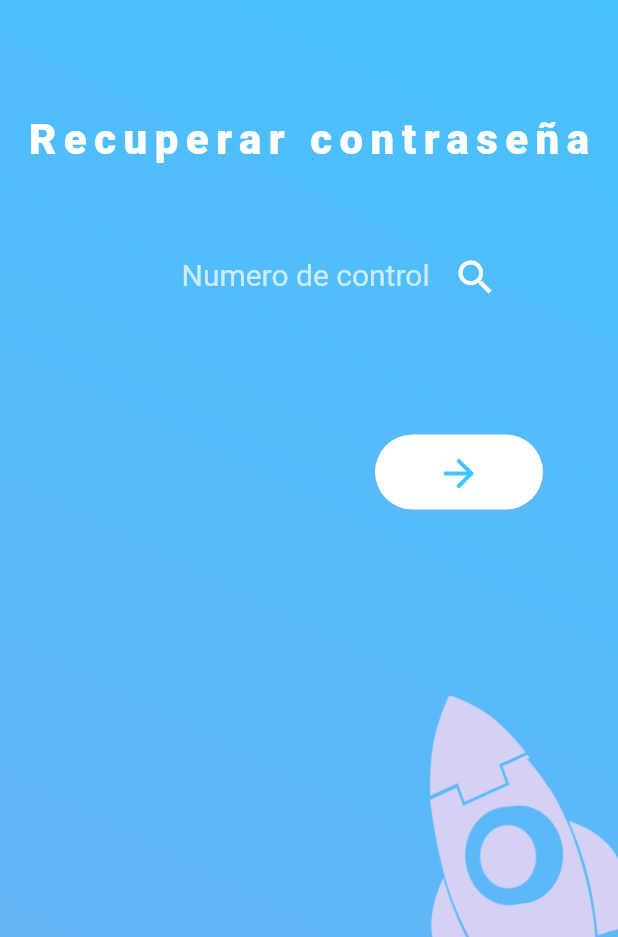
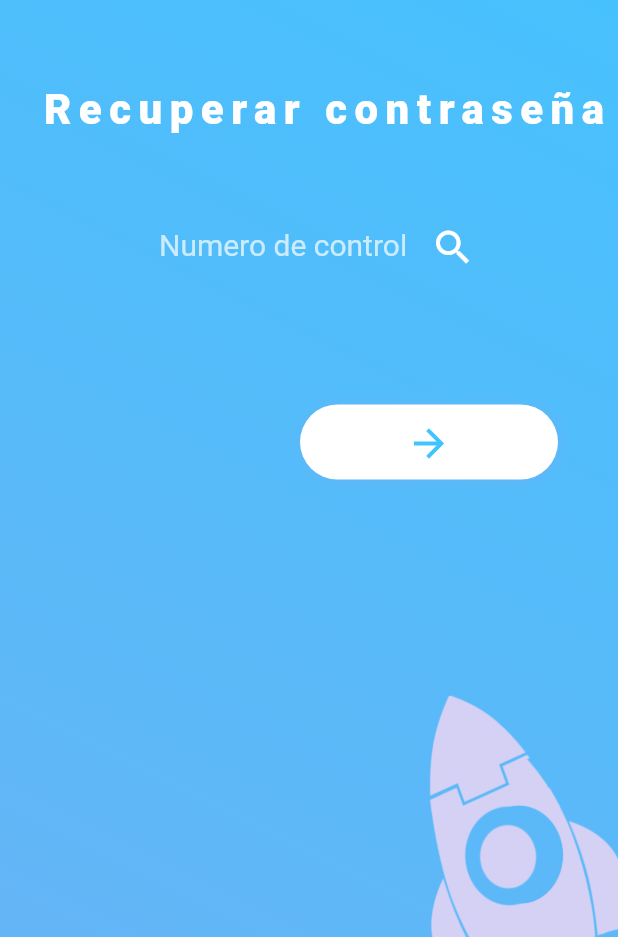
Before and after one commit to Joaquin4562/talent_top, a Flutter app: the NewUser screen opened by its route, after a tap on "Inicia sesión", after a tap on "Recuperar contraseña.", on a phone screen of 412 x 824 dp, the part 299-1236 px from its top. Run offline on Flutter 3.47's test engine with Material 2 defaults, Android fonts, the phone set to English and light mode, and no system bars; our stand-ins replace fluttertoast, shared_preferences, simple_animations; accounts and stored records are empty; network calls fail; statements that could not run were skipped.

Commit message:
pantallas responsive

```diff
--- a/lib/widgets/widgets_horarios_page/heatText_horarios.dart
+++ b/lib/widgets/widgets_horarios_page/heatText_horarios.dart
@@ -33,7 +33,7 @@ class HeadTextHorarios extends StatelessWidget {
                     margin: EdgeInsets.only(left: 22),
                     child: Text(
                       "Selecciona tus talleres o conferencias",
-                      style: TextStyle(fontSize: height < 600 ? 14:16, color: Colors.white),
+                      style: TextStyle(fontSize: height < 600 || MediaQuery.of(context).size.width < 400  ? 14:16, color: Colors.white),
                     ),
                   ),
                 ],
--- a/lib/widgets/widgets_recuperar_page/boton_recuperar.dart
+++ b/lib/widgets/widgets_recuperar_page/boton_recuperar.dart
@@ -14,7 +14,7 @@ class _BotonRecuperarState extends State<BotonRecuperar> {
   @override
   Widget build(BuildContext context) {
     return Padding(
-      padding: const EdgeInsets.only(top: 40, right: 50, left: 250),
+      padding: const EdgeInsets.only(top: 40, right: 40, left: 200),
       child: Container(
         alignment: Alignment.bottomCenter,
         height: 50,
--- a/lib/widgets/widgets_recuperar_page/header_text_recuperar.dart
+++ b/lib/widgets/widgets_recuperar_page/header_text_recuperar.dart
@@ -9,7 +9,7 @@ class _HeaderTextRecuperarState extends State<HeaderTextRecuperar> {
   @override
   Widget build(BuildContext context) {
     return Padding(
-      padding: const EdgeInsets.only(top: 70, left: 0),
+      padding: const EdgeInsets.only(top: 50, left: 20),
       child: RotatedBox(
           quarterTurns: 0,
           child: Text(
--- a/lib/widgets/widgets_recuperar_page/input_numero_control.dart
+++ b/lib/widgets/widgets_recuperar_page/input_numero_control.dart
@@ -17,7 +17,7 @@ class InputNumeroControlState extends State<InputNumeroControl> {
     return Padding(
       padding: const EdgeInsets.only(
         top: 10,
-        left: 50,
+        left: 20,
       ),
       child: Container(
         height: 60,
--- a/lib/widgets/widgets_register_page/newNumeroC.dart
+++ b/lib/widgets/widgets_register_page/newNumeroC.dart
@@ -32,7 +32,7 @@ class _NewNCState extends State<NewNC> {
       padding: const EdgeInsets.only(top: 10, left: 50,),
       child: Container(
         height: 77,
-        width: 220,
+        width: 180,
           child: TextField(
             enabled: _enableInput,
             maxLength: 9,
@@ -45,13 +45,23 @@ class _NewNCState extends State<NewNC> {
               helperText: _ayudaNC,
               helperStyle: TextStyle(color: Colors.red),
               border: InputBorder.none,
-              suffixIcon: FlatButton(
-                child: Icon(
-                  Icons.search,
-                  color: Colors.white,
+              suffixIcon: Container(
+                width: 55,
+                child: FlatButton(
+                  shape: RoundedRectangleBorder(
+                    borderRadius: BorderRadius.circular(10),
+                    side: BorderSide(
+                      width: 4,
+                      color: Colors.red[200]
+                    )
+                  ),
+                  child: Icon(
+                    Icons.search,
+                    color: Colors.white,
+                  ),
+                  onPressed: _enableButton ? matricula : null,
+                  color: Colors.transparent,
                 ),
-                onPressed: _enableButton ? matricula : null,
-                color: Colors.transparent,
               ),
               fillColor: Colors.lightBlueAccent,
               labelText: 'Matrícula',
```
Also changed, not shown: lib/pages/page_intermedio.dart (+5 -4 lines), 1 other file.
